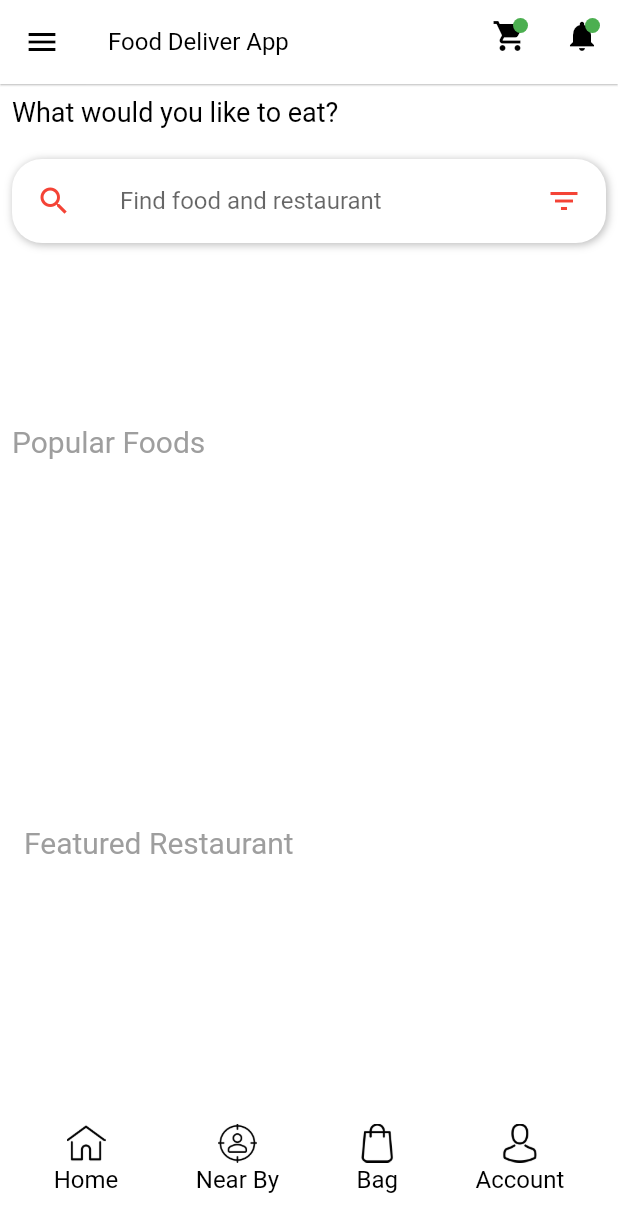
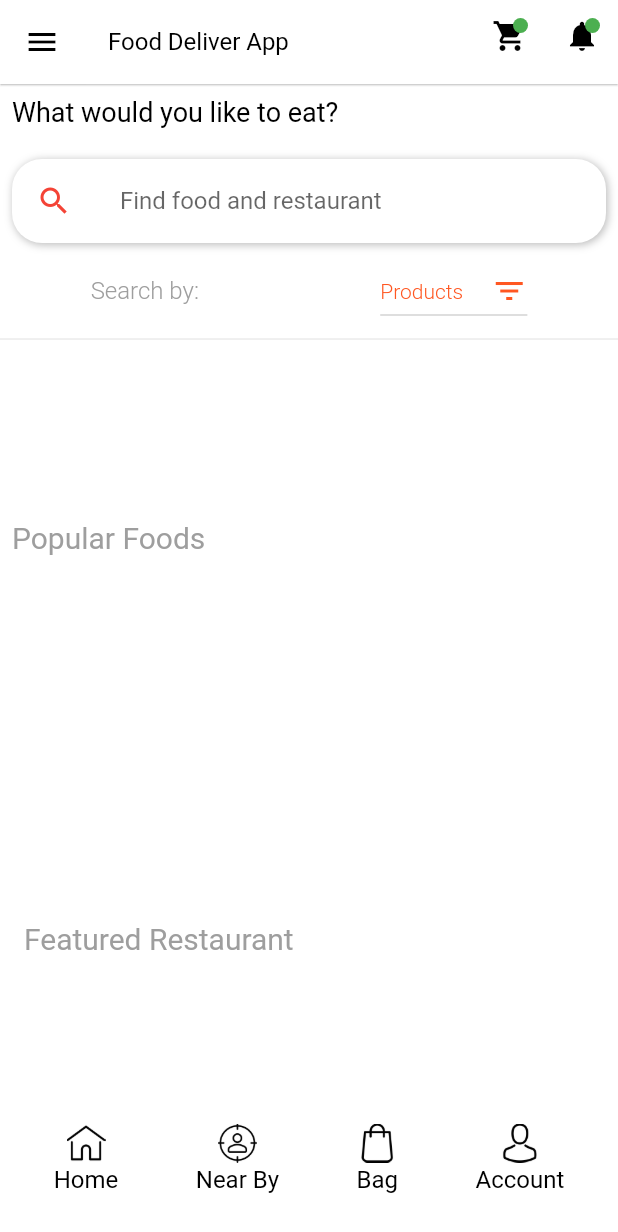
Before and after one commit to joinmywave/FoodDelivery, a Flutter app: the Home screen opened directly, on a phone screen of 412 x 824 dp. Shown: the top 1232 px of the screen. Run offline on Flutter 3.47's test engine with Material 2 defaults, Android fonts, the phone set to English and light mode, and no system bars; our stand-ins replace cloud_firestore, firebase_auth, firebase_core, flutter_spinkit, transparent_image; accounts and stored records are empty.

Commit message:
Product and restaurant search.

```diff
--- a/food_delivery/lib/providers/app.dart
+++ b/food_delivery/lib/providers/app.dart
@@ -1,10 +1,25 @@
 import 'package:flutter/cupertino.dart';
+
+enum SearchBy { PRODUCTS, RESTAURANTS }
 
 class AppProvider with ChangeNotifier {
   bool isLoading = false;
+  SearchBy search = SearchBy.PRODUCTS;
+
+  String filterBy = "Products";
 
   void changeLoading() {
     isLoading = !isLoading;
     notifyListeners();
   }
+
+  void changeSearchBy({SearchBy newSearchBy}) {
+    search = newSearchBy;
+    if (search == SearchBy.PRODUCTS) {
+      filterBy = "Products";
+    } else {
+      filterBy = "Restaurants";
+    }
+    notifyListeners();
+  }
 }
--- a/food_delivery/lib/providers/product.dart
+++ b/food_delivery/lib/providers/product.dart
@@ -8,6 +8,7 @@ class ProductProvider with ChangeNotifier {
   List<ProductModel> productsByCategory = [];
   List<ProductModel> productsByRestaurant = [];
   ProductService _productService = ProductService();
+  List<ProductModel> productsSearched = [];
 
   ProductProvider.initialize() {
     _loadProducts();
@@ -29,4 +30,11 @@ class ProductProvider with ChangeNotifier {
         await _productService.getProductsByRestaurant(id: restaurantId);
     notifyListeners();
   }
+
+  Future search(String productName) async {
+    productsSearched =
+        await _productService.searchProducts(productName: productName);
+    print("no is ${productsSearched.length}");
+    notifyListeners();
+  }
 }
--- a/food_delivery/lib/providers/restaurant.dart
+++ b/food_delivery/lib/providers/restaurant.dart
@@ -7,6 +7,7 @@ class RestaurantProvider with ChangeNotifier {
   List<RestaurantModel> restaurants = [];
   RestaurantService _restaurantService = RestaurantService();
   RestaurantModel restaurantModel;
+  List<RestaurantModel> searchedRestaurants = [];
   RestaurantProvider.initialize() {
     _loadRestaurants();
   }
@@ -20,4 +21,10 @@ class RestaurantProvider with ChangeNotifier {
     restaurantModel = await _restaurantService.getRestaurantById(restaurantId);
     notifyListeners();
   }
+
+  search(String name) async {
+    searchedRestaurants =
+        await _restaurantService.searchRestaurant(restaurantName: name);
+    notifyListeners();
+  }
 }
--- a/food_delivery/lib/screens/category.dart
+++ b/food_delivery/lib/screens/category.dart
@@ -95,7 +95,7 @@ class CategoryScreen extends StatelessWidget {
                 .map((product) => GestureDetector(
                       onTap: () {},
                       child: ProductWidget(
-                        productModel: product,
+                        product: product,
                       ),
                     ))
                 .toList(),
--- a/food_delivery/lib/screens/home.dart
+++ b/food_delivery/lib/screens/home.dart
@@ -3,7 +3,11 @@ import 'package:food_delivery/helpers/screen_navigation.dart';
 import 'package:food_delivery/helpers/style.dart';
 import 'package:food_delivery/providers/app.dart';
 import 'package:food_delivery/providers/auth.dart';
+import 'package:food_delivery/providers/product.dart';
+import 'package:food_delivery/providers/restaurant.dart';
 import 'package:food_delivery/screens/login_screen.dart';
+import 'package:food_delivery/screens/product_Search.dart';
+import 'package:food_delivery/screens/restaurants_search.dart';
 import 'package:food_delivery/widgets/botttom_navigation_icon.dart';
 import 'package:food_delivery/widgets/categories.dart';
 import 'package:food_delivery/widgets/custom_text.dart';
@@ -26,6 +30,8 @@ class _HomeState extends State<Home> {
   Widget build(BuildContext context) {
     final authProvider = Provider.of<AuthProvider>(context);
     final appProvider = Provider.of<AppProvider>(context);
+    final productProvider = Provider.of<ProductProvider>(context);
+    final restaurantProvider = Provider.of<RestaurantProvider>(context);
 
     return Scaffold(
       appBar: AppBar(
@@ -168,16 +174,59 @@ class _HomeState extends State<Home> {
                           color: Colors.red,
                         ),
                         title: TextField(
+                          onSubmitted: (pattern) async {
+                            appProvider.changeLoading();
+                            if (appProvider.search == SearchBy.PRODUCTS) {
+                              await productProvider.search(pattern);
+                              navigateTo(context, ProductSearchScreen());
+                            } else {
+                              await restaurantProvider.search(pattern);
+                              navigateTo(context, RestaurantsSearchScreen());
+                            }
+                            appProvider.changeLoading();
+                          },
                           decoration: InputDecoration(
                               hintText: "Find food and restaurant",
                               border: InputBorder.none),
                         ),
-                          trailing: Icon(
+                      ),
+                    ),
+                  ),
+                  Row(
+                    mainAxisAlignment: MainAxisAlignment.spaceAround,
+                    children: <Widget>[
+                      CustomText(
+                        text: "Search by:",
+                        color: grey,
+                        weight: FontWeight.w300,
+                      ),
+                      DropdownButton<String>(
+                        value: appProvider.filterBy,
+                        style: TextStyle(
+                            color: primary, fontWeight: FontWeight.w300),
+                        icon: Icon(
                           Icons.filter_list,
-                            color: Colors.red,
+                          color: primary,
                         ),
-                        )),
+                        elevation: 0,
+                        onChanged: (value) {
+                          if (value == "Products") {
+                            appProvider.changeSearchBy(
+                                newSearchBy: SearchBy.PRODUCTS);
+                          } else {
+                            appProvider.changeSearchBy(
+                                newSearchBy: SearchBy.RESTAURANTS);
+                          }
+                        },
+                        items: <String>["Products", "Restaurants"]
+                            .map<DropdownMenuItem<String>>((String value) {
+                          return DropdownMenuItem<String>(
+                              value: value, child: Text(value));
+                        }).toList(),
                       ),
+                    ],
+                  ),
+                  Divider(),
                   SizedBox(
                     height: 5,
                   ),
--- a/food_delivery/lib/screens/restaurant.dart
+++ b/food_delivery/lib/screens/restaurant.dart
@@ -197,7 +197,7 @@ class _RestaurantScreenState extends State<RestaurantScreen> {
 //                changeScreen(context, RestaurantScreen(restaurantModel: item,));
                       },
                       child: ProductWidget(
-                        productModel: product,
+                        product: product,
                       ),
                     ))
                 .toList(),
```
Also changed, not shown: food_delivery/lib/screens/product_search.dart (added, +80 -0 lines), food_delivery/lib/screens/restaurants_search.dart (added, +100 -0 lines), food_delivery/lib/services/product_service.dart (+16 -0 lines), food_delivery/lib/services/restaurant_service.dart (+18 -0 lines), food_delivery/lib/widgets/product_widget.dart (+8 -8 lines). Lines whose indentation alone changed are shown as unchanged.
